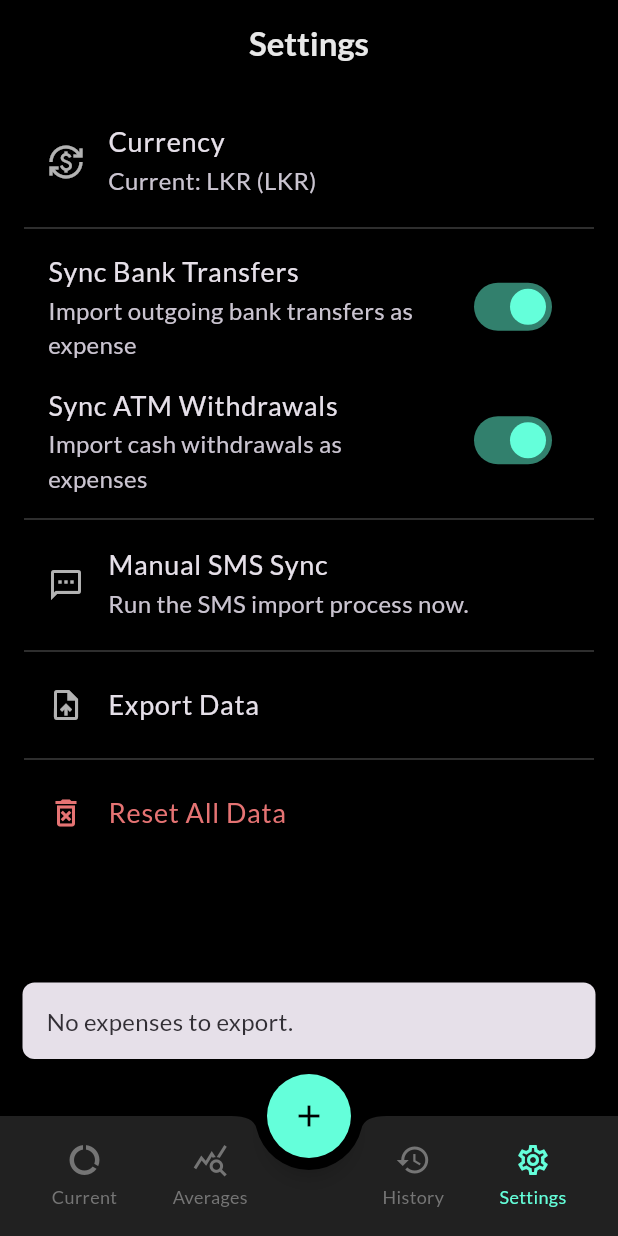
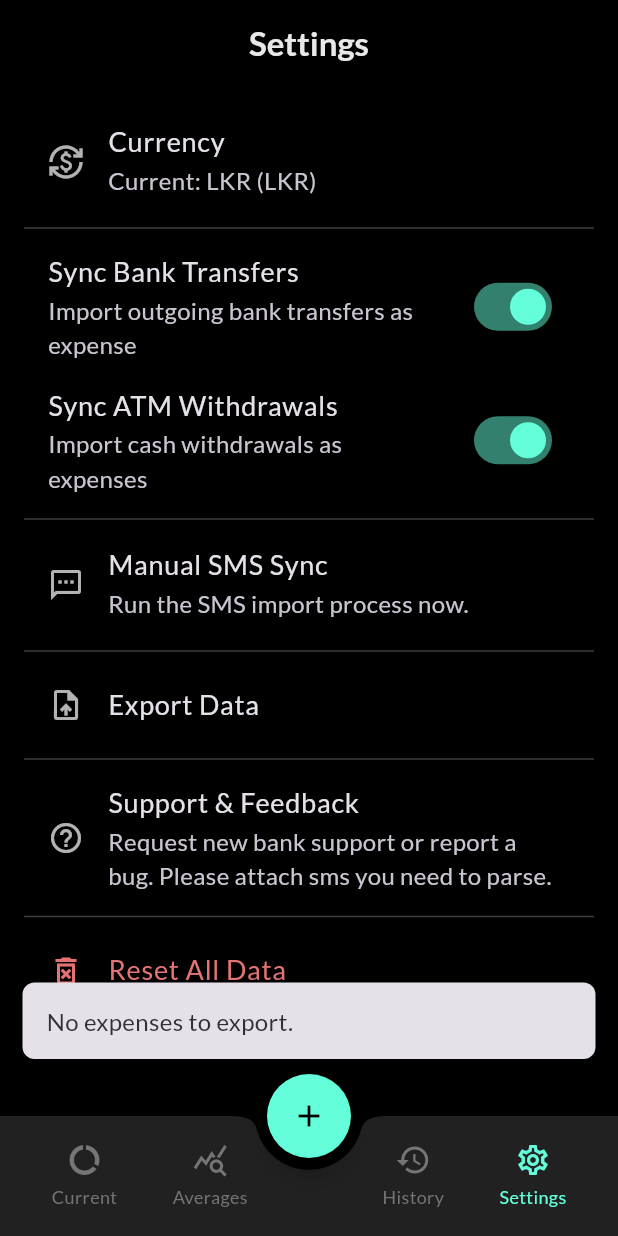
Before and after one commit to android-imdad/common-cents, a Flutter app: the screen it shows after launch, item 4 of the bottom bar chosen, after a tap on "Export Data", on a phone screen of 412 x 824 dp. Run offline on Flutter 3.47's test engine with Material 3 defaults, Android fonts, the light colour scheme and no system bars; our stand-ins replace csv, fl_chart, google_fonts, hive, hive_flutter, permission_handler and 2 more; missing offline and left inert: animated_digit, another_telephony; accounts and stored records are empty.

Commit message:
Added support for bank toggling and minor analytics

```diff
--- a/lib/main_screen.dart
+++ b/lib/main_screen.dart
@@ -139,6 +139,7 @@ class _MainScreenState extends State<MainScreen> {
       ),
       // --- INTEGRATED FAB AND BOTTOM APP BAR ---
       floatingActionButton: FloatingActionButton(
+        heroTag: "add_exp_fab",
         onPressed: _showAddExpenseDialog,
         tooltip: 'Add Expense',
         shape: const CircleBorder(),
--- a/lib/screens/current_spending_view.dart
+++ b/lib/screens/current_spending_view.dart
@@ -1,4 +1,5 @@
 import 'package:animated_digit/animated_digit.dart';
+import 'package:common_cents/screens/analytics_screen.dart';
 import 'package:flutter/cupertino.dart';
 import 'package:flutter/material.dart';
 import 'package:intl/intl.dart';
@@ -52,37 +53,37 @@ class CurrentSpendingView extends StatelessWidget {
   @override
   Widget build(BuildContext context) {
     debugPrint("Building CurrentSpendingView with ${expenses.length} expenses.");
-    return SingleChildScrollView(
-      // Apply padding to the scrollable content area
+    return Scaffold(
+      backgroundColor: Colors.black,
+      body: Center( // Center the scrollable content
+        child: SingleChildScrollView(
           padding: const EdgeInsets.all(20.0),
           child: Column(
             mainAxisAlignment: MainAxisAlignment.center,
-        // Ensure the column itself aligns items to the start (left)
             crossAxisAlignment: CrossAxisAlignment.center,
             children: <Widget>[
-          _buildSpendingItem(
-            context,
-            'Daily Spend',
-            expenseService.getDailySpend(expenses),
+              _buildSpendingItem(context, 'Daily Spend', expenseService.getDailySpend(expenses)),
+              _buildSpendingItem(context, 'Weekly Spend', expenseService.getWeeklySpend(expenses)),
+              _buildSpendingItem(context, 'Monthly Spend', expenseService.getMonthlySpend(expenses)),
+              _buildSpendingItem(context, 'Yearly Spend', expenseService.getYearlySpend(expenses)),
+            ],
           ),
-          _buildSpendingItem(
-            context,
-            'Weekly Spend',
-            expenseService.getWeeklySpend(expenses),
         ),
-          _buildSpendingItem(
-            context,
-            'Monthly Spend',
-            expenseService.getMonthlySpend(expenses),
       ),
-          _buildSpendingItem(
-            context,
-            'Yearly Spend',
-            expenseService.getYearlySpend(expenses),
+      floatingActionButton: FloatingActionButton.extended(
+        onPressed: () {
+          Navigator.of(context).push(MaterialPageRoute(
+            builder: (context) => AnalyticsPage(
+              expenses: expenses,
+              currencySymbol: currencySymbol,
             ),
-          // Add some padding at the bottom if needed (e.g., to clear FAB)
-          const SizedBox(height: 80),
-        ],
+          ));
+        },
+        heroTag: 'analytics_fab',
+        label: const Text('Analytics'),
+        icon: const Icon(Icons.analytics_outlined),
+        backgroundColor: Colors.grey[850],
+        foregroundColor: Colors.white,
       ),
     );
   }
--- a/lib/screens/settings_view.dart
+++ b/lib/screens/settings_view.dart
@@ -8,6 +8,7 @@ import 'package:flutter/material.dart';
 import 'package:path_provider/path_provider.dart';
 import 'package:permission_handler/permission_handler.dart';
 import 'package:share_plus/share_plus.dart';
+import 'package:url_launcher/url_launcher.dart';
 
 import '../services/expense_service.dart';
 import '../services/settings_service.dart';
@@ -43,8 +44,16 @@ class SettingsView extends StatelessWidget {
       ScaffoldMessenger.of(context).showSnackBar(const SnackBar(content: Text('No expenses to export.')));
       return;
     }
-    List<List<dynamic>> rows = [['Amount (${SettingsService.getCurrencyCode()})', 'Timestamp', 'Type']];
-    for (var expense in expenses) { rows.add([expense.amount, expense.timestamp.toIso8601String(), expense.transactionType.toString().split('.').last]); }
+    List<List<dynamic>> rows = [['Amount (${SettingsService.getCurrencyCode()})', 'Timestamp', 'Type', 'Description', 'Bank Name']];
+    for (var expense in expenses) {
+      rows.add([
+        expense.amount,
+        expense.timestamp.toIso8601String(),
+        expense.transactionType.toString().split('.').last,
+        expense.description ?? '',
+        expense.bankName ?? ''
+      ]);
+    }
     String csv = const ListToCsvConverter().convert(rows);
     try {
       final tempDir = await getTemporaryDirectory();
@@ -73,6 +82,20 @@ class SettingsView extends StatelessWidget {
         ],
       );
     });
+  }
+
+  void _sendEmail() async {
+    final Uri emailLaunchUri = Uri(
+      scheme: 'mailto',
+      path: 'rupiyal.app@gmail.com',
+      query: 'subject=Bank Support / Bug Report',
+    );
+
+    if (await canLaunchUrl(emailLaunchUri)) {
+      await launchUrl(emailLaunchUri);
+    } else {
+      debugPrint("Could not launch email client.");
+    }
   }
 
   @override
@@ -134,6 +157,13 @@ class SettingsView extends StatelessWidget {
                 ),
                 const Divider(color: Colors.white24),
                 ListTile(
+                  leading: const Icon(Icons.help_outline, color: Colors.white70),
+                  title: const Text('Support & Feedback'),
+                  subtitle: const Text('Request new bank support or report a bug. Please attach sms you need to parse.'),
+                  onTap: _sendEmail,
+                ),
+                const Divider(color: Colors.white24),
+                ListTile(
                   leading: Icon(Icons.delete_forever_outlined, color: Colors.red[300]),
                   title: Text('Reset All Data', style: TextStyle(color: Colors.red[300])),
                   onTap: () => _confirmResetData(context),
--- a/lib/services/currency_conversion_service.dart
+++ b/lib/services/currency_conversion_service.dart
@@ -17,7 +17,7 @@ class CurrencyConversionService {
     } catch (e) { debugPrint("Error fetching currency rates: $e"); }
   }
 
-  static const Map<String, double> _fallbackRates = { 'USD': 1.0, 'LKR': 300.0, 'INR': 83.0, 'EUR': 0.92, 'GBP': 0.79 };
+  static const Map<String, double> _fallbackRates = { 'USD': 1.0, 'LKR': 300.0, 'INR': 83.0, 'EUR': 0.92, 'GBP': 0.79, 'AUD': 0.66 };
 
   static Future<double> convert(double amount, String fromCurrency, String toCurrency) async {
     final from = fromCurrency.toUpperCase();
--- a/lib/services/settings_service.dart
+++ b/lib/services/settings_service.dart
@@ -6,18 +6,15 @@ class SettingsService {
   static const _currencyKey = 'selectedCurrency';
   static const _syncTransfersKey = 'syncBankTransfers';
   static const _syncAtmKey = 'syncAtmWithdrawals'; // New key
+  static const _disabledBanksKey = 'disabledBankSenderIds'; // New key
 
-  static final Map<String, String> currencies = {
-    'LKR': 'LKR',
-    'USD': '\$',
-    'INR': '₹',
-    'EUR': '€',
-    'GBP': '£',
-  };
+  static final Map<String, String> currencies = { 'LKR': 'LKR', 'USD': '\$', 'INR': '₹', 'EUR': '€', 'GBP': '£', 'AUD': 'A\$' };
 
   static final ValueNotifier<String> currentCurrencySymbol = ValueNotifier<String>(currencies['LKR']!);
   static final ValueNotifier<bool> syncBankTransfers = ValueNotifier<bool>(true);
-  static final ValueNotifier<bool> syncAtmWithdrawals = ValueNotifier<bool>(true); // New notifier
+  static final ValueNotifier<bool> syncAtmWithdrawals = ValueNotifier<bool>(true);
+  static final ValueNotifier<Set<String>> disabledBankSenderIds = ValueNotifier<Set<String>>({}); // New notifier
+
   static Future<void>? _initFuture;
 
   static Future<void> init() {
@@ -28,8 +25,11 @@ class SettingsService {
       final savedCurrencyCode = _prefs.getString(_currencyKey) ?? 'LKR';
       currentCurrencySymbol.value = currencies[savedCurrencyCode] ?? 'LKR';
 
-      syncBankTransfers.value = _prefs.getBool(_syncTransfersKey) ?? true;
+      syncBankTransfers.value = _prefs.getBool(_syncTransfersKey) ?? false;
       syncAtmWithdrawals.value = _prefs.getBool(_syncAtmKey) ?? true; // Load new setting
+
+      final disabledList = _prefs.getStringList(_disabledBanksKey) ?? [];
+      disabledBankSenderIds.value = disabledList.toSet();
 
       debugPrint("SettingsService initialized.");
     }();
@@ -53,7 +53,20 @@ class SettingsService {
     syncAtmWithdrawals.value = value;
   }
 
+  static Future<void> toggleBankStatus(String senderId) async {
+    final newSet = Set<String>.from(disabledBankSenderIds.value);
+    if (newSet.contains(senderId)) {
+      newSet.remove(senderId);
+    } else {
+      newSet.add(senderId);
+    }
+    await _prefs.setStringList(_disabledBanksKey, newSet.toList());
+    disabledBankSenderIds.value = newSet;
+  }
+
   static String getCurrencyCode() => _prefs.getString(_currencyKey) ?? 'LKR';
   static bool getSyncBankTransfers() => _prefs.getBool(_syncTransfersKey) ?? true;
   static bool getSyncAtmWithdrawals() => _prefs.getBool(_syncAtmKey) ?? true;
+  static bool isBankEnabled(String senderId) => !disabledBankSenderIds.value.contains(senderId);
+
 }
--- a/pubspec.yaml
+++ b/pubspec.yaml
@@ -42,6 +42,8 @@ dependencies:
   another_telephony: ^0.4.1
   shared_preferences: ^2.5.3
   http: ^1.4.0
+  url_launcher: ^6.3.1
+  fl_chart: ^1.0.0
   # The following adds the Cupertino Icons font to your application.
   # Use with the CupertinoIcons class for iOS style icons.
   cupertino_icons: ^1.0.2
```
Also changed, not shown: lib/screens/analytics_screen.dart (added, +130 -0 lines), lib/screens/sms_sync_screen.dart (+42 -32 lines), lib/services/sms_service.dart (+42 -2 lines), lib/widgets/indicator.dart (added, +41 -0 lines), 5 other files. Lines whose indentation alone changed are shown as unchanged.
